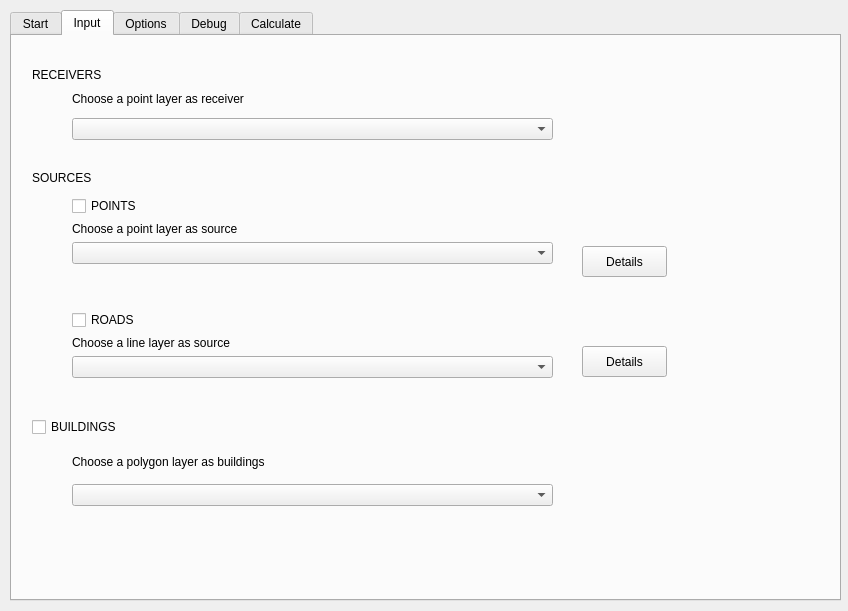
Arpapiemonte/openoise-map, file tools/ui_CalculateNoiseLevels.ui: the form before one commit.
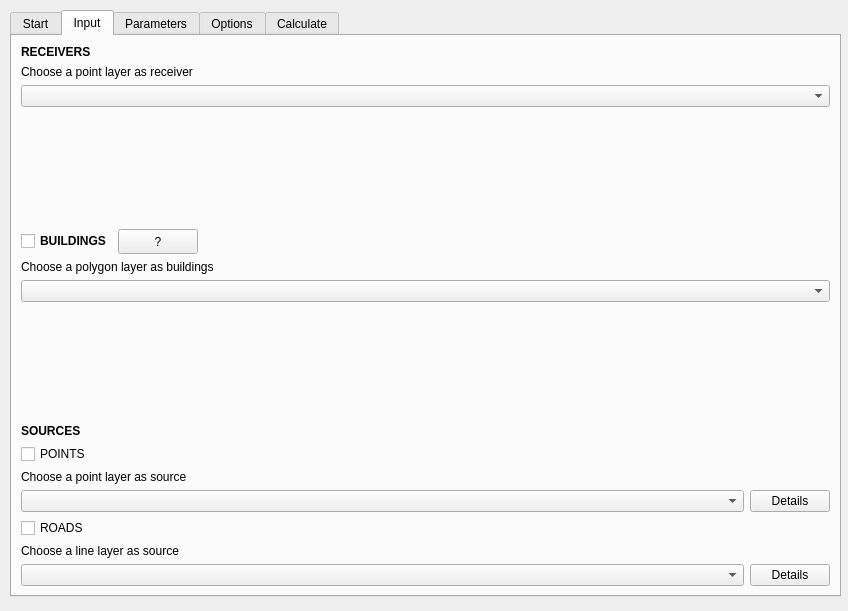
The form after the commit. The open tabs and pages were chosen to show the change. Custom widgets are drawn as their Qt base class.

The edit to the form file:
```diff
--- a/tools/ui_CalculateNoiseLevels.ui
+++ b/tools/ui_CalculateNoiseLevels.ui
@@ -34,7 +34,7 @@
      <x>10</x>
      <y>10</y>
      <width>831</width>
-     <height>591</height>
+     <height>587</height>
     </rect>
    </property>
    <property name="currentIndex">
@@ -171,19 +171,26 @@
     <attribute name="title">
      <string>Input</string>
     </attribute>
-    <widget class="QWidget" name="verticalLayoutWidget_2">
-     <property name="geometry">
-      <rect>
-       <x>60</x>
-       <y>50</y>
-       <width>481</width>
-       <height>61</height>
-      </rect>
-     </property>
-     <layout class="QVBoxLayout" name="receivers_layer_verticalLayout">
-      <property name="sizeConstraint">
-       <enum>QLayout::SetNoConstraint</enum>
-      </property>
+    <layout class="QVBoxLayout" name="verticalLayout_2">
+     <item>
+      <widget class="QLabel" name="receivers_layer_title">
+       <property name="sizePolicy">
+        <sizepolicy hsizetype="Fixed" vsizetype="Fixed">
+         <horstretch>0</horstretch>
+         <verstretch>0</verstretch>
+        </sizepolicy>
+       </property>
+       <property name="font">
+        <font>
+         <weight>75</weight>
+         <bold>true</bold>
+        </font>
+       </property>
+       <property name="text">
+        <string>RECEIVERS</string>
+       </property>
+      </widget>
+     </item>
       <item>
        <widget class="QLabel" name="receivers_layer_label">
         <property name="sizePolicy">
@@ -198,23 +205,127 @@
        </widget>
       </item>
       <item>
-       <widget class="QComboBox" name="receivers_layer_comboBox"/>
-      </item>
-     </layout>
-    </widget>
-    <widget class="QWidget" name="verticalLayoutWidget_3">
-     <property name="geometry">
-      <rect>
-       <x>60</x>
-       <y>160</y>
-       <width>481</width>
-       <height>182</height>
-      </rect>
-     </property>
-     <layout class="QVBoxLayout" name="sources_layer_verticalLayout">
-      <property name="sizeConstraint">
-       <enum>QLayout::SetNoConstraint</enum>
-      </property>
+      <widget class="QgsMapLayerComboBox" name="receivers_layer_comboBox"/>
+     </item>
+     <item>
+      <spacer name="verticalSpacer">
+       <property name="orientation">
+        <enum>Qt::Vertical</enum>
+       </property>
+       <property name="sizeHint" stdset="0">
+        <size>
+         <width>20</width>
+         <height>87</height>
+        </size>
+       </property>
+      </spacer>
+     </item>
+     <item>
+      <layout class="QHBoxLayout" name="horizontalLayout_12">
+       <item>
+        <widget class="QCheckBox" name="buildings_layer_checkBox">
+         <property name="enabled">
+          <bool>true</bool>
+         </property>
+         <property name="font">
+          <font>
+           <weight>75</weight>
+           <bold>true</bold>
+          </font>
+         </property>
+         <property name="text">
+          <string>BUILDINGS</string>
+         </property>
+         <property name="checked">
+          <bool>false</bool>
+         </property>
+        </widget>
+       </item>
+       <item>
+        <widget class="QPushButton" name="helpBuilding">
+         <property name="sizePolicy">
+          <sizepolicy hsizetype="Fixed" vsizetype="Fixed">
+           <horstretch>0</horstretch>
+           <verstretch>0</verstretch>
+          </sizepolicy>
+         </property>
+         <property name="minimumSize">
+          <size>
+           <width>25</width>
+           <height>25</height>
+          </size>
+         </property>
+         <property name="text">
+          <string>?</string>
+         </property>
+        </widget>
+       </item>
+       <item>
+        <spacer name="horizontalSpacer">
+         <property name="orientation">
+          <enum>Qt::Horizontal</enum>
+         </property>
+         <property name="sizeType">
+          <enum>QSizePolicy::MinimumExpanding</enum>
+         </property>
+         <property name="sizeHint" stdset="0">
+          <size>
+           <width>40</width>
+           <height>20</height>
+          </size>
+         </property>
+        </spacer>
+       </item>
+      </layout>
+     </item>
+     <item>
+      <widget class="QLabel" name="buildings_layer_label">
+       <property name="sizePolicy">
+        <sizepolicy hsizetype="Fixed" vsizetype="Fixed">
+         <horstretch>0</horstretch>
+         <verstretch>0</verstretch>
+        </sizepolicy>
+       </property>
+       <property name="text">
+        <string>Choose a polygon layer as buildings</string>
+       </property>
+      </widget>
+     </item>
+     <item>
+      <widget class="QgsMapLayerComboBox" name="buildings_layer_comboBox"/>
+     </item>
+     <item>
+      <spacer name="verticalSpacer_2">
+       <property name="orientation">
+        <enum>Qt::Vertical</enum>
+       </property>
+       <property name="sizeHint" stdset="0">
+        <size>
+         <width>20</width>
+         <height>86</height>
+        </size>
+       </property>
+      </spacer>
+     </item>
+     <item>
+      <widget class="QLabel" name="sources_layer_title">
+       <property name="sizePolicy">
+        <sizepolicy hsizetype="Fixed" vsizetype="Fixed">
+         <horstretch>0</horstretch>
+         <verstretch>0</verstretch>
+        </sizepolicy>
+       </property>
+       <property name="font">
+        <font>
+         <weight>75</weight>
+         <bold>true</bold>
+        </font>
+       </property>
+       <property name="text">
+        <string>SOURCES</string>
+       </property>
+      </widget>
+     </item>
       <item>
        <widget class="QCheckBox" name="sources_pts_layer_checkBox">
         <property name="enabled">
@@ -242,20 +353,24 @@
        </widget>
       </item>
       <item>
-       <widget class="QComboBox" name="sources_pts_layer_comboBox"/>
+      <layout class="QHBoxLayout" name="horizontalLayout_10">
+       <item>
+        <widget class="QgsMapLayerComboBox" name="sources_pts_layer_comboBox"/>
       </item>
       <item>
-       <spacer name="verticalSpacer">
-        <property name="orientation">
-         <enum>Qt::Vertical</enum>
-        </property>
-        <property name="sizeHint" stdset="0">
-         <size>
-          <width>20</width>
-          <height>40</height>
-         </size>
-        </property>
-       </spacer>
+        <widget class="QPushButton" name="sources_pts_pushButton">
+         <property name="sizePolicy">
+          <sizepolicy hsizetype="Fixed" vsizetype="Fixed">
+           <horstretch>0</horstretch>
+           <verstretch>0</verstretch>
+          </sizepolicy>
+         </property>
+         <property name="text">
+          <string>Details</string>
+         </property>
+        </widget>
+       </item>
+      </layout>
       </item>
       <item>
        <widget class="QCheckBox" name="sources_roads_layer_checkBox">
@@ -284,128 +399,30 @@
        </widget>
       </item>
       <item>
-       <widget class="QComboBox" name="sources_roads_layer_comboBox"/>
-      </item>
-     </layout>
-    </widget>
-    <widget class="QWidget" name="verticalLayoutWidget_4">
-     <property name="geometry">
-      <rect>
-       <x>60</x>
-       <y>410</y>
-       <width>481</width>
-       <height>71</height>
-      </rect>
-     </property>
-     <layout class="QVBoxLayout" name="buildings_layer_verticalLayout">
-      <property name="sizeConstraint">
-       <enum>QLayout::SetNoConstraint</enum>
-      </property>
+      <layout class="QHBoxLayout" name="horizontalLayout_11">
       <item>
-       <widget class="QLabel" name="buildings_layer_label">
-        <property name="sizePolicy">
-         <sizepolicy hsizetype="Fixed" vsizetype="Fixed">
-          <horstretch>0</horstretch>
-          <verstretch>0</verstretch>
-         </sizepolicy>
-        </property>
-        <property name="text">
-         <string>Choose a polygon layer as buildings</string>
-        </property>
-       </widget>
+        <widget class="QgsMapLayerComboBox" name="sources_roads_layer_comboBox"/>
       </item>
       <item>
-       <widget class="QComboBox" name="buildings_layer_comboBox"/>
-      </item>
-     </layout>
-    </widget>
-    <widget class="QPushButton" name="sources_pts_pushButton">
-     <property name="geometry">
-      <rect>
-       <x>570</x>
-       <y>210</y>
-       <width>85</width>
-       <height>31</height>
-      </rect>
-     </property>
-     <property name="text">
-      <string>Details</string>
-     </property>
-    </widget>
     <widget class="QPushButton" name="sources_roads_pushButton">
-     <property name="geometry">
-      <rect>
-       <x>570</x>
-       <y>310</y>
-       <width>85</width>
-       <height>31</height>
-      </rect>
+         <property name="sizePolicy">
+          <sizepolicy hsizetype="Fixed" vsizetype="Fixed">
+           <horstretch>0</horstretch>
+           <verstretch>0</verstretch>
+          </sizepolicy>
      </property>
      <property name="text">
       <string>Details</string>
      </property>
     </widget>
-    <widget class="QLabel" name="receivers_layer_title">
-     <property name="geometry">
-      <rect>
-       <x>20</x>
-       <y>30</y>
-       <width>221</width>
-       <height>17</height>
-      </rect>
-     </property>
-     <property name="sizePolicy">
-      <sizepolicy hsizetype="Fixed" vsizetype="Fixed">
-       <horstretch>0</horstretch>
-       <verstretch>0</verstretch>
-      </sizepolicy>
-     </property>
-     <property name="text">
-      <string>RECEIVERS</string>
-     </property>
-    </widget>
-    <widget class="QLabel" name="sources_layer_title">
-     <property name="geometry">
-      <rect>
-       <x>20</x>
-       <y>133</y>
-       <width>261</width>
-       <height>17</height>
-      </rect>
-     </property>
-     <property name="sizePolicy">
-      <sizepolicy hsizetype="Fixed" vsizetype="Fixed">
-       <horstretch>0</horstretch>
-       <verstretch>0</verstretch>
-      </sizepolicy>
-     </property>
-     <property name="text">
-      <string>SOURCES</string>
-     </property>
-    </widget>
-    <widget class="QCheckBox" name="buildings_layer_checkBox">
-     <property name="enabled">
-      <bool>true</bool>
-     </property>
-     <property name="geometry">
-      <rect>
-       <x>20</x>
-       <y>380</y>
-       <width>469</width>
-       <height>22</height>
-      </rect>
-     </property>
-     <property name="text">
-      <string>BUILDINGS</string>
-     </property>
-     <property name="checked">
-      <bool>false</bool>
-     </property>
-    </widget>
+       </item>
+      </layout>
+     </item>
+    </layout>
    </widget>
    <widget class="QWidget" name="tabOptions">
     <attribute name="title">
-     <string>Options</string>
+     <string>Parameters</string>
     </attribute>
     <widget class="QWidget" name="horizontalLayoutWidget_3">
      <property name="geometry">
@@ -892,7 +909,7 @@
    </widget>
    <widget class="QWidget" name="tabDebug">
     <attribute name="title">
-     <string>Debug</string>
+     <string>Options</string>
     </attribute>
     <widget class="QLabel" name="label_14">
      <property name="geometry">
@@ -1613,6 +1630,13 @@
    </widget>
   </widget>
  </widget>
+ <customwidgets>
+  <customwidget>
+   <class>QgsMapLayerComboBox</class>
+   <extends>QComboBox</extends>
+   <header>qgis.gui</header>
+  </customwidget>
+ </customwidgets>
  <resources/>
  <connections>
   <connection>
```
Left out of the diff: 364 changed lines with no effect on the pictures. Lines whose indentation alone changed are shown as unchanged.
